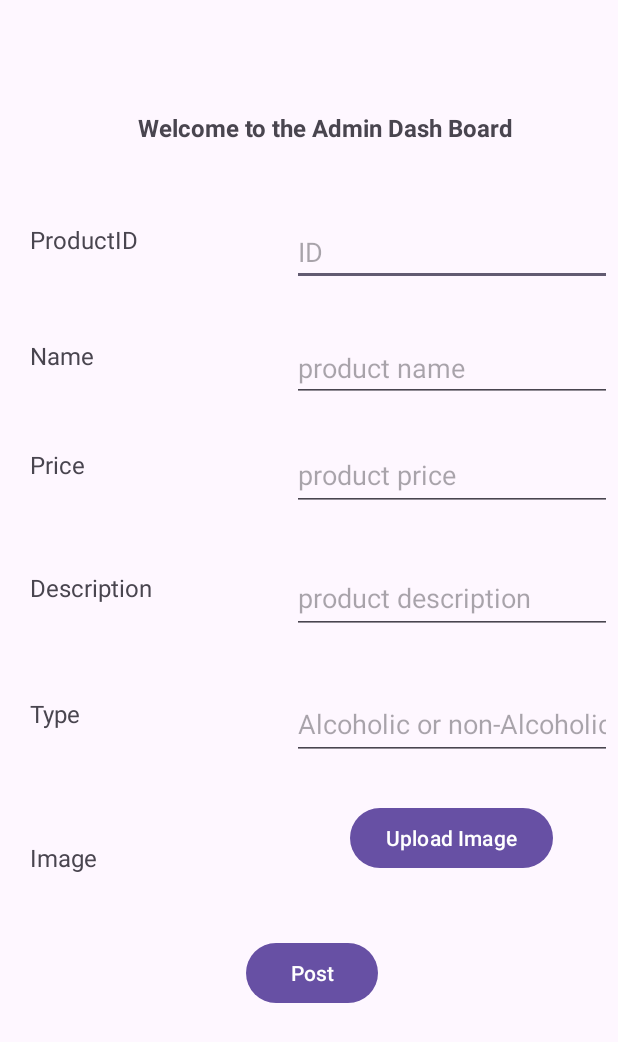
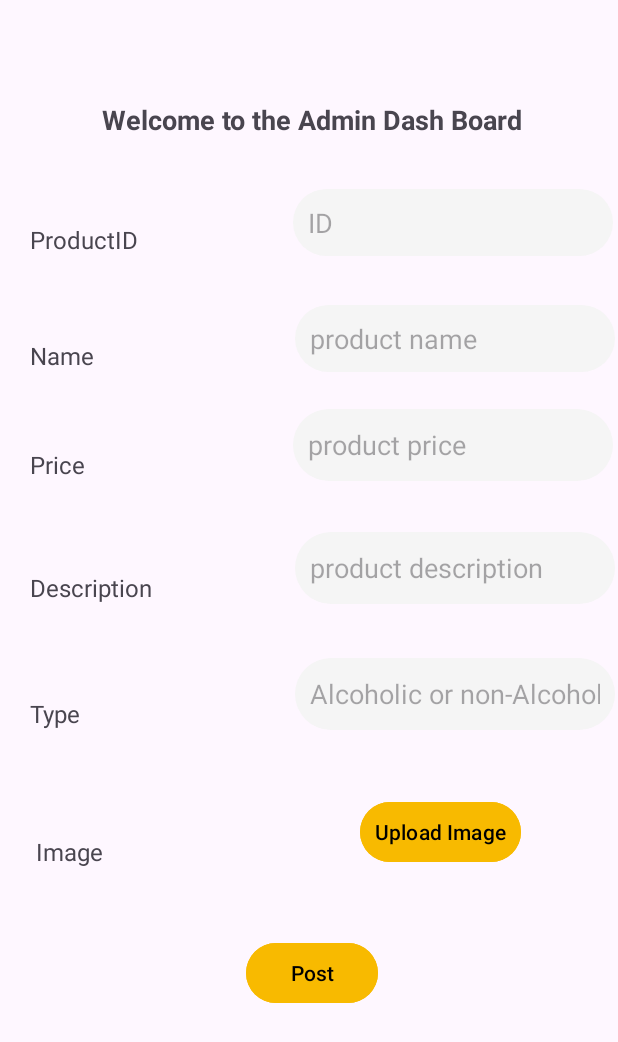
Before and after one commit to Dbriane208/HappyHourHub, an Android app: the layout admin_layout.xml on its own in the app's theme, with its tools: preview values and no code run, on a phone screen of 412 x 824 dp. Shown: the top 1042 px of the screen. Run offline under Robolectric (Android 15) with nearby library versions, the phone set to English and light mode, and no system bars.

Commit message:
ADD:Full layout design

```diff
--- /dev/null
+++ b/app/src/main/res/drawable/button_bg.xml
@@ -0,0 +1,5 @@
+<?xml version="1.0" encoding="utf-8"?>
+<shape xmlns:android="http://schemas.android.com/apk/res/android" android:shape="rectangle">
+  <solid android:color="@color/g_orange_yellow"/>
+    <corners android:radius="50dp"/>
+</shape>
--- /dev/null
+++ b/app/src/main/res/drawable/edit_bg.xml
@@ -0,0 +1,5 @@
+<?xml version="1.0" encoding="utf-8"?>
+<shape xmlns:android="http://schemas.android.com/apk/res/android" android:shape="rectangle">
+ <solid android:color="@color/white_smoke"/>
+    <corners android:radius="100dp"/>
+</shape>
--- a/app/src/main/res/layout/admin_layout.xml
+++ b/app/src/main/res/layout/admin_layout.xml
@@ -94,10 +94,10 @@
         android:id="@+id/textView2"
         android:layout_width="wrap_content"
         android:layout_height="wrap_content"
-        android:layout_marginStart="72dp"
-        android:layout_marginBottom="20dp"
+        android:layout_marginStart="48dp"
+        android:layout_marginBottom="24dp"
         android:text="Welcome to the Admin Dash Board"
-        android:textSize="16sp"
+        android:textSize="18sp"
         android:textStyle="bold"
         app:layout_constraintBottom_toTopOf="@+id/guideline17"
         app:layout_constraintStart_toStartOf="@+id/guideline" />
@@ -156,85 +156,113 @@
         android:id="@+id/textView8"
         android:layout_width="wrap_content"
         android:layout_height="wrap_content"
-        android:layout_marginBottom="20dp"
+        android:layout_marginStart="4dp"
+        android:layout_marginBottom="24dp"
+        android:text="Image"
         android:textSize="16sp"
         app:layout_constraintBottom_toTopOf="@+id/guideline23"
-        app:layout_constraintStart_toStartOf="@+id/guideline"
-        android:text="Image" />
+        app:layout_constraintStart_toStartOf="@+id/guideline" />
 
     <EditText
         android:id="@+id/editTextNumber"
         android:layout_width="wrap_content"
         android:layout_height="wrap_content"
-        app:layout_constraintBottom_toTopOf="@+id/guideline18"
-        app:layout_constraintStart_toStartOf="@+id/guideline15"
-        app:layout_constraintEnd_toStartOf="@+id/guideline14"
+        android:layout_marginBottom="20dp"
+        android:background="@drawable/edit_bg"
+        android:padding="10dp"
         android:ems="10"
         android:hint="ID"
-        android:inputType="number" />
+        android:inputType="number"
+        app:layout_constraintBottom_toTopOf="@+id/guideline18"
+        app:layout_constraintEnd_toStartOf="@+id/guideline14"
+        app:layout_constraintHorizontal_bias="0.476"
+        app:layout_constraintStart_toStartOf="@+id/guideline15" />
 
     <EditText
         android:id="@+id/editTextNumber1"
         android:layout_width="wrap_content"
         android:layout_height="wrap_content"
-        app:layout_constraintBottom_toTopOf="@+id/guideline19"
-        app:layout_constraintStart_toStartOf="@+id/guideline15"
-        app:layout_constraintEnd_toStartOf="@+id/guideline14"
+        android:layout_marginBottom="20dp"
+        android:background="@drawable/edit_bg"
         android:ems="10"
         android:hint="product name"
-        android:inputType="text" />
+        android:inputType="text"
+        android:padding="10dp"
+        app:layout_constraintBottom_toTopOf="@+id/guideline19"
+        app:layout_constraintEnd_toStartOf="@+id/guideline14"
+        app:layout_constraintHorizontal_bias="0.428"
+        app:layout_constraintStart_toStartOf="@+id/guideline15" />
 
     <EditText
         android:id="@+id/editTextNumber2"
         android:layout_width="wrap_content"
         android:layout_height="wrap_content"
+        android:layout_marginBottom="20dp"
+        android:background="@drawable/edit_bg"
         android:ems="10"
         android:hint="product price"
         android:inputType="number"
         android:minHeight="48dp"
+        android:padding="10dp"
         app:layout_constraintBottom_toTopOf="@+id/guideline20"
         app:layout_constraintEnd_toStartOf="@+id/guideline14"
+        app:layout_constraintHorizontal_bias="0.476"
         app:layout_constraintStart_toStartOf="@+id/guideline15" />
 
     <EditText
         android:id="@+id/editTextNumber3"
         android:layout_width="wrap_content"
         android:layout_height="wrap_content"
+        android:layout_marginBottom="20dp"
+        android:background="@drawable/edit_bg"
         android:ems="10"
         android:hint="product description"
         android:inputType="text"
         android:minHeight="48dp"
+        android:padding="10dp"
         app:layout_constraintBottom_toTopOf="@+id/guideline21"
         app:layout_constraintEnd_toStartOf="@+id/guideline14"
+        app:layout_constraintHorizontal_bias="0.428"
         app:layout_constraintStart_toStartOf="@+id/guideline15" />
 
     <EditText
         android:id="@+id/editTextNumber4"
         android:layout_width="wrap_content"
         android:layout_height="wrap_content"
+        android:layout_marginBottom="20dp"
+        android:background="@drawable/edit_bg"
         android:ems="10"
         android:hint="Alcoholic or non-Alcoholic"
         android:inputType="text"
         android:minHeight="48dp"
+        android:padding="10dp"
         app:layout_constraintBottom_toTopOf="@+id/guideline22"
         app:layout_constraintEnd_toStartOf="@+id/guideline14"
+        app:layout_constraintHorizontal_bias="0.428"
         app:layout_constraintStart_toStartOf="@+id/guideline15" />
 
     <Button
         android:id="@+id/add_image_button"
         android:layout_width="wrap_content"
         android:layout_height="wrap_content"
-        android:layout_marginBottom="20dp"
+        android:layout_marginBottom="24dp"
+        android:backgroundTint="@color/g_orange_yellow"
+        android:padding="10dp"
+        android:textColor="@color/black"
+        android:text="Upload Image"
         app:layout_constraintBottom_toTopOf="@+id/guideline23"
-        app:layout_constraintStart_toStartOf="@+id/guideline15"
         app:layout_constraintEnd_toStartOf="@+id/guideline14"
-        android:text="Upload Image" />
+        app:layout_constraintHorizontal_bias="0.415"
+        app:layout_constraintStart_toStartOf="@+id/guideline15" />
 
     <Button
         android:id="@+id/add_image_button1"
         android:layout_width="wrap_content"
         android:layout_height="wrap_content"
         android:layout_marginBottom="20dp"
+        android:backgroundTint="@color/g_orange_yellow"
+        android:textColor="@color/black"
+        android:padding="10dp"
         app:layout_constraintBottom_toTopOf="@+id/guideline24"
         app:layout_constraintStart_toStartOf="@+id/guideline"
         app:layout_constraintEnd_toStartOf="@+id/guideline14"
```
